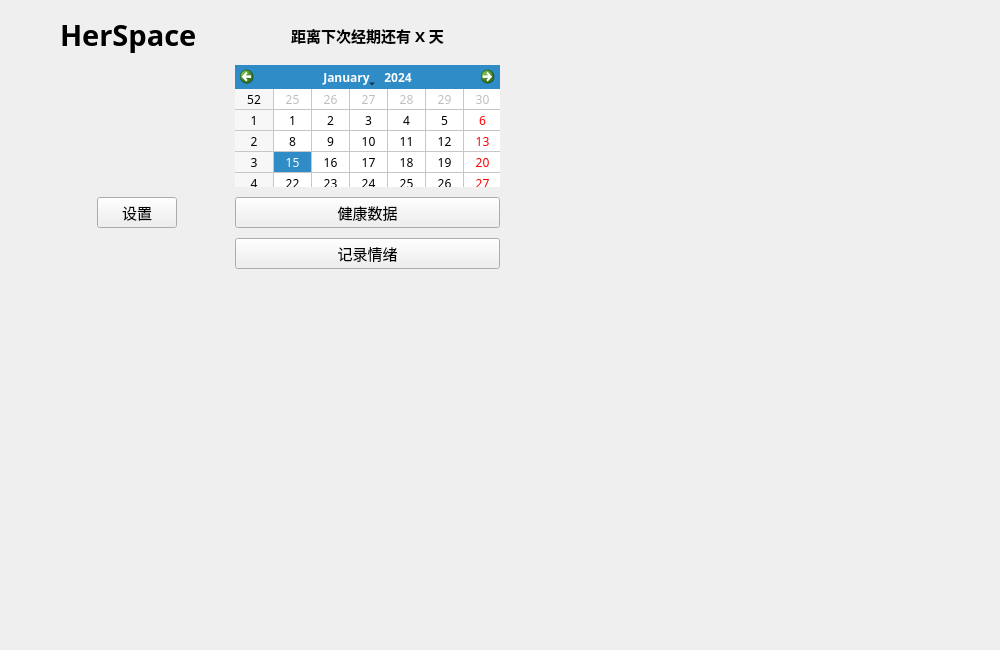
This is widget.ui in Valentina-Yue/HerSpace as Qt 5 draws it before an edit. The edited form follows.
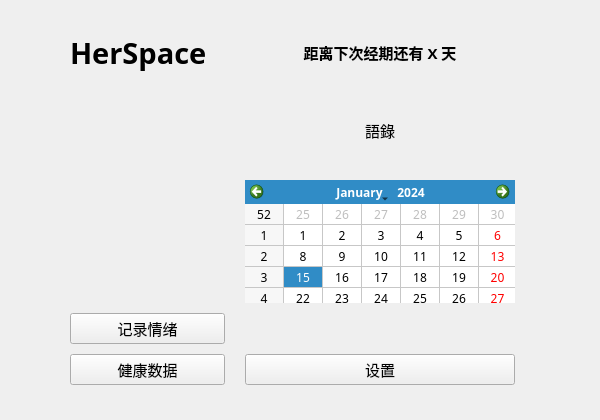
This is the edited form. Custom widgets are drawn as their Qt base class.

Commit message: v3.0: 界面美化、自定义字体、每日暖心语录、爱心控件修复

```diff
--- a/widget.ui
+++ b/widget.ui
@@ -6,14 +6,14 @@
    <rect>
     <x>0</x>
     <y>0</y>
-    <width>1000</width>
-    <height>650</height>
+    <width>600</width>
+    <height>420</height>
    </rect>
   </property>
   <property name="minimumSize">
    <size>
-    <width>1000</width>
-    <height>650</height>
+    <width>300</width>
+    <height>200</height>
    </size>
   </property>
   <property name="windowTitle">
@@ -21,16 +21,28 @@
   </property>
   <widget class="EmotionalHeartWidget" name="heartContainer" native="true">
    <property name="enabled">
-    <bool>false</bool>
+    <bool>true</bool>
    </property>
    <property name="geometry">
     <rect>
      <x>90</x>
-     <y>140</y>
-     <width>101</width>
-     <height>71</height>
+     <y>230</y>
+     <width>105</width>
+     <height>75</height>
     </rect>
    </property>
+   <property name="sizePolicy">
+    <sizepolicy hsizetype="MinimumExpanding" vsizetype="MinimumExpanding">
+     <horstretch>0</horstretch>
+     <verstretch>0</verstretch>
+    </sizepolicy>
+   </property>
+   <property name="minimumSize">
+    <size>
+     <width>105</width>
+     <height>75</height>
+    </size>
+   </property>
    <property name="font">
     <font>
      <family>字体圈欣意冠黑体</family>
@@ -42,13 +54,13 @@
     <bool>true</bool>
    </property>
   </widget>
-  <widget class="QWidget" name="">
+  <widget class="QWidget" name="layoutWidget">
    <property name="geometry">
     <rect>
-     <x>20</x>
-     <y>0</y>
-     <width>520</width>
-     <height>284</height>
+     <x>30</x>
+     <y>10</y>
+     <width>525</width>
+     <height>390</height>
     </rect>
    </property>
    <layout class="QFormLayout" name="formLayout">
@@ -96,7 +108,7 @@
       <property name="minimumSize">
        <size>
         <width>155</width>
-        <height>30</height>
+        <height>55</height>
        </size>
       </property>
       <property name="font">
@@ -107,7 +119,7 @@
        </font>
       </property>
       <property name="layoutDirection">
-       <enum>Qt::LayoutDirection::RightToLeft</enum>
+       <enum>Qt::LayoutDirection::LeftToRight</enum>
       </property>
       <property name="lineWidth">
        <number>1</number>
@@ -125,25 +137,54 @@
     </item>
     <item row="1" column="0">
      <widget class="QLabel" name="labelHint">
+      <property name="sizePolicy">
+       <sizepolicy hsizetype="Minimum" vsizetype="Minimum">
+        <horstretch>0</horstretch>
+        <verstretch>0</verstretch>
+       </sizepolicy>
+      </property>
       <property name="minimumSize">
        <size>
-        <width>0</width>
-        <height>40</height>
+        <width>155</width>
+        <height>80</height>
        </size>
       </property>
+      <property name="font">
+       <font>
+        <family>字体圈欣意冠黑体</family>
+       </font>
+      </property>
+      <property name="layoutDirection">
+       <enum>Qt::LayoutDirection::LeftToRight</enum>
+      </property>
       <property name="text">
        <string/>
       </property>
+      <property name="alignment">
+       <set>Qt::AlignmentFlag::AlignCenter</set>
+      </property>
       <property name="wordWrap">
        <bool>true</bool>
       </property>
      </widget>
     </item>
-    <item row="1" column="1">
+    <item row="2" column="1">
      <widget class="QCalendarWidget" name="calendarWidget">
       <property name="enabled">
        <bool>true</bool>
       </property>
+      <property name="sizePolicy">
+       <sizepolicy hsizetype="Preferred" vsizetype="Minimum">
+        <horstretch>0</horstretch>
+        <verstretch>0</verstretch>
+       </sizepolicy>
+      </property>
+      <property name="minimumSize">
+       <size>
+        <width>0</width>
+        <height>105</height>
+       </size>
+      </property>
       <property name="font">
        <font>
         <family>字体圈欣意冠黑体</family>
@@ -166,47 +207,110 @@
       </property>
      </widget>
     </item>
-    <item row="2" column="0">
-     <widget class="QPushButton" name="btnSettings">
-      <property name="font">
-       <font>
-        <family>字体圈欣意冠黑体</family>
-        <pointsize>11</pointsize>
-       </font>
-      </property>
-      <property name="text">
-       <string>设置</string>
-      </property>
-     </widget>
-    </item>
-    <item row="2" column="1">
-     <widget class="QPushButton" name="btnHealthData">
-      <property name="font">
-       <font>
-        <family>字体圈欣意冠黑体</family>
-        <pointsize>11</pointsize>
-       </font>
-      </property>
-      <property name="text">
-       <string>健康数据</string>
-      </property>
-     </widget>
-    </item>
-    <item row="3" column="1">
+    <item row="3" column="0">
      <widget class="QPushButton" name="btnMoodRecord">
+      <property name="sizePolicy">
+       <sizepolicy hsizetype="Preferred" vsizetype="Preferred">
+        <horstretch>0</horstretch>
+        <verstretch>0</verstretch>
+       </sizepolicy>
+      </property>
+      <property name="minimumSize">
+       <size>
+        <width>155</width>
+        <height>0</height>
+       </size>
+      </property>
+      <property name="baseSize">
+       <size>
+        <width>0</width>
+        <height>0</height>
+       </size>
+      </property>
       <property name="font">
        <font>
         <family>字体圈欣意冠黑体</family>
         <pointsize>11</pointsize>
        </font>
       </property>
+      <property name="layoutDirection">
+       <enum>Qt::LayoutDirection::LeftToRight</enum>
+      </property>
       <property name="text">
        <string>记录情绪</string>
       </property>
      </widget>
     </item>
+    <item row="4" column="0">
+     <widget class="QPushButton" name="btnHealthData">
+      <property name="sizePolicy">
+       <sizepolicy hsizetype="Preferred" vsizetype="Preferred">
+        <horstretch>0</horstretch>
+        <verstretch>0</verstretch>
+       </sizepolicy>
+      </property>
+      <property name="minimumSize">
+       <size>
+        <width>155</width>
+        <height>0</height>
+       </size>
+      </property>
+      <property name="baseSize">
+       <size>
+        <width>0</width>
+        <height>0</height>
+       </size>
+      </property>
+      <property name="font">
+       <font>
+        <family>字体圈欣意冠黑体</family>
+        <pointsize>11</pointsize>
+       </font>
+      </property>
+      <property name="layoutDirection">
+       <enum>Qt::LayoutDirection::LeftToRight</enum>
+      </property>
+      <property name="text">
+       <string>健康数据</string>
+      </property>
+     </widget>
+    </item>
+    <item row="4" column="1">
+     <widget class="QPushButton" name="btnSettings">
+      <property name="sizePolicy">
+       <sizepolicy hsizetype="Preferred" vsizetype="Preferred">
+        <horstretch>0</horstretch>
+        <verstretch>0</verstretch>
+       </sizepolicy>
+      </property>
+      <property name="baseSize">
+       <size>
+        <width>0</width>
+        <height>0</height>
+       </size>
+      </property>
+      <property name="font">
+       <font>
+        <family>字体圈欣意冠黑体</family>
+        <pointsize>11</pointsize>
+       </font>
+      </property>
+      <property name="layoutDirection">
+       <enum>Qt::LayoutDirection::LeftToRight</enum>
+      </property>
+      <property name="text">
+       <string>设置</string>
+      </property>
+     </widget>
+    </item>
     <item row="0" column="1">
      <widget class="QLabel" name="labelCycleInfo">
+      <property name="sizePolicy">
+       <sizepolicy hsizetype="Minimum" vsizetype="Minimum">
+        <horstretch>0</horstretch>
+        <verstretch>0</verstretch>
+       </sizepolicy>
+      </property>
       <property name="minimumSize">
        <size>
         <width>265</width>
@@ -226,11 +330,45 @@
       <property name="alignment">
        <set>Qt::AlignmentFlag::AlignCenter</set>
       </property>
+      <property name="wordWrap">
+       <bool>true</bool>
+      </property>
       <property name="margin">
        <number>10</number>
       </property>
      </widget>
     </item>
+    <item row="1" column="1">
+     <widget class="QLabel" name="labelInspireQuote">
+      <property name="sizePolicy">
+       <sizepolicy hsizetype="Minimum" vsizetype="Minimum">
+        <horstretch>0</horstretch>
+        <verstretch>0</verstretch>
+       </sizepolicy>
+      </property>
+      <property name="minimumSize">
+       <size>
+        <width>265</width>
+        <height>35</height>
+       </size>
+      </property>
+      <property name="font">
+       <font>
+        <family>字体圈欣意冠黑体</family>
+        <pointsize>11</pointsize>
+       </font>
+      </property>
+      <property name="text">
+       <string>語錄</string>
+      </property>
+      <property name="alignment">
+       <set>Qt::AlignmentFlag::AlignCenter</set>
+      </property>
+      <property name="wordWrap">
+       <bool>true</bool>
+      </property>
+     </widget>
+    </item>
    </layout>
    <zorder>btnHealthData</zorder>
    <zorder>btnSettings</zorder>
```
Left out of the diff: 10 changed lines with no effect on the pictures. The commit also changes 16 other files.
